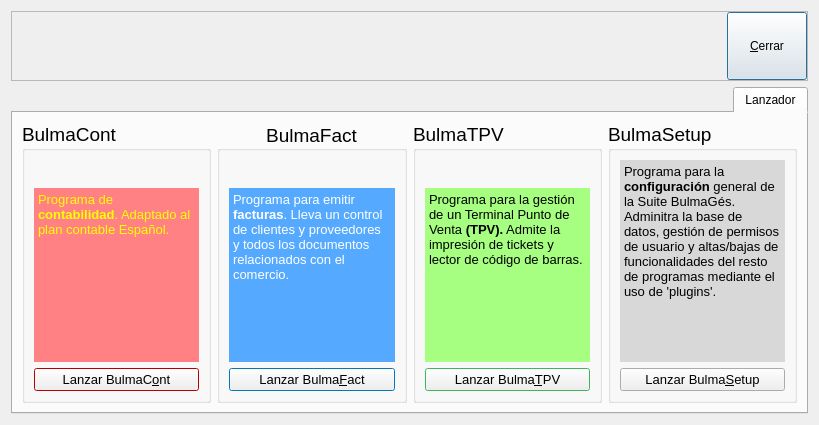
eboladev/Bulmages-1, file bulmages/bulmages/src/bulmagesbase.ui: the form before one commit.
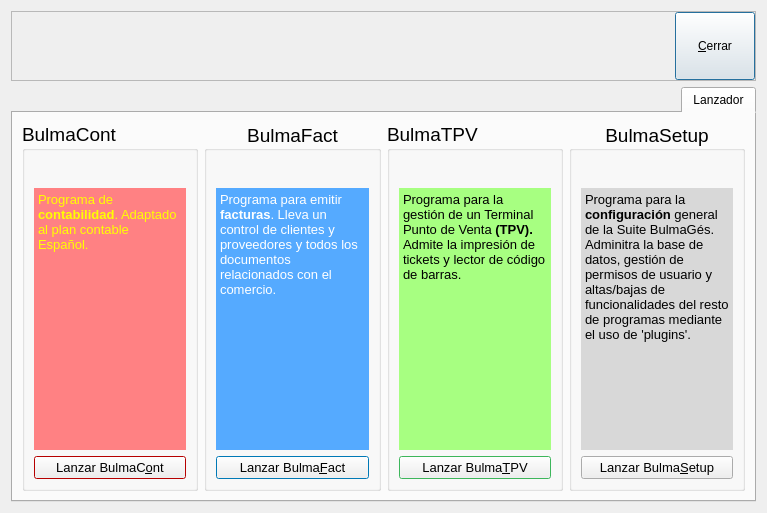
The form after the commit. Icons and pictures are not drawn.

The edit to the form file:
```diff
--- a/bulmages/bulmages/src/bulmagesbase.ui
+++ b/bulmages/bulmages/src/bulmagesbase.ui
@@ -5,8 +5,8 @@
    <rect>
     <x>0</x>
     <y>0</y>
-    <width>819</width>
-    <height>425</height>
+    <width>767</width>
+    <height>513</height>
    </rect>
   </property>
   <property name="windowTitle" >
@@ -61,6 +61,16 @@
         <property name="text" >
          <string>&amp;Cerrar</string>
         </property>
+        <property name="icon" >
+         <iconset resource="bulmages.qrc" >
+          <normaloff>:/images/iconexit.png</normaloff>:/images/iconexit.png</iconset>
+        </property>
+        <property name="iconSize" >
+         <size>
+          <width>32</width>
+          <height>32</height>
+         </size>
+        </property>
        </widget>
       </item>
      </layout>
@@ -98,7 +108,32 @@
          <property name="title" >
           <string>BulmaSetup</string>
          </property>
+         <property name="alignment" >
+          <set>Qt::AlignCenter</set>
+         </property>
          <layout class="QVBoxLayout" name="verticalLayout_4" >
+          <item>
+           <widget class="QLabel" name="label_4" >
+            <property name="maximumSize" >
+             <size>
+              <width>150</width>
+              <height>150</height>
+             </size>
+            </property>
+            <property name="text" >
+             <string/>
+            </property>
+            <property name="pixmap" >
+             <pixmap resource="bulmages.qrc" >:/images/iconiglues.svg</pixmap>
+            </property>
+            <property name="scaledContents" >
+             <bool>true</bool>
+            </property>
+            <property name="alignment" >
+             <set>Qt::AlignCenter</set>
+            </property>
+           </widget>
+          </item>
           <item>
            <widget class="QTextEdit" name="mui_textbulmasetup" >
             <property name="palette" >
```
Left out of the diff: 4 changed lines with no effect on the pictures.
